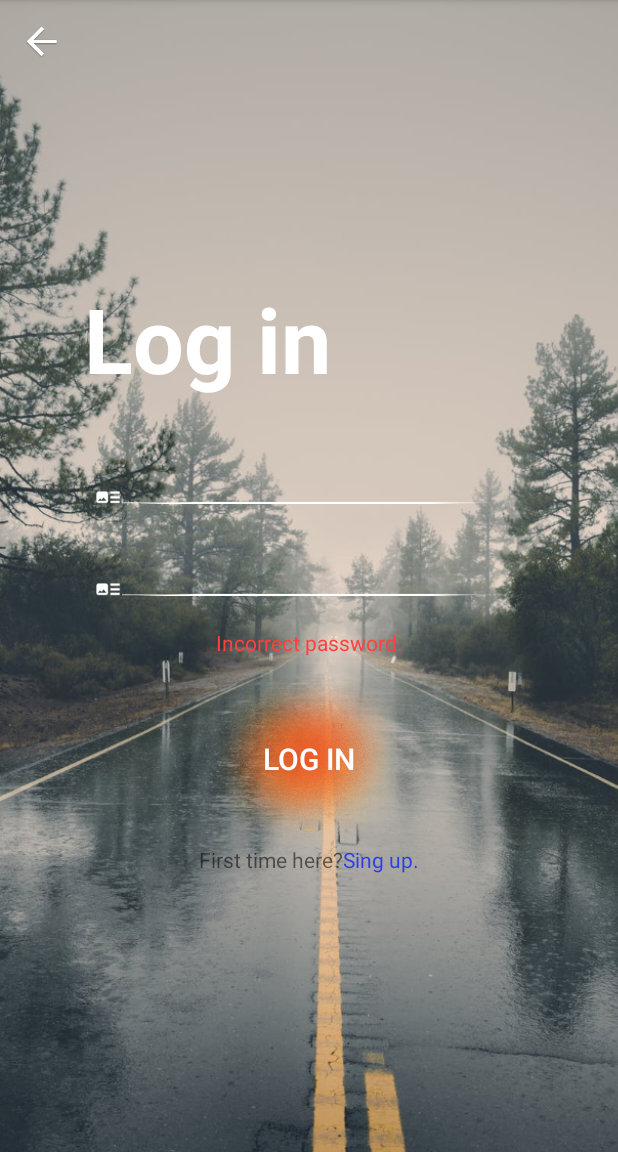
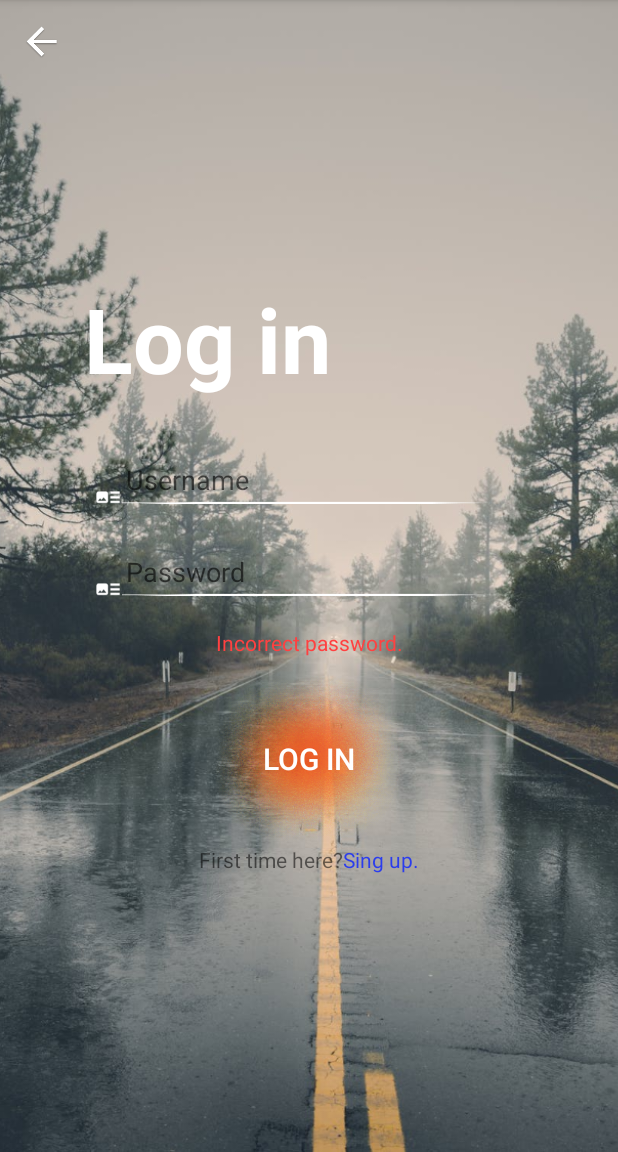
Before and after one commit to aditepDev/lab_Android_UI_v1, an Android app: the screen it shows after launch (MainActivity), on a phone screen of 412 x 824 dp, the part 84-1236 px from its top. Run offline under Robolectric (Android 15) with nearby library versions, the phone set to English and light mode, and no system bars; our stand-ins replace data binding.

Commit message:
lab_ui_v2.1

```diff
--- a/app/src/main/res/layout/activity_main.xml
+++ b/app/src/main/res/layout/activity_main.xml
@@ -14,7 +14,6 @@
             android:scaleType="centerCrop"
             android:src="@drawable/bg_login" />
 
-
         <ImageView
             android:layout_width="35dp"
             android:layout_height="35dp"
@@ -22,16 +21,24 @@
             android:src="@drawable/ic_back" />
 
 
+
+        <ScrollView
+            android:layout_width="match_parent"
+            android:layout_height="match_parent">
+
             <RelativeLayout
                 android:layout_width="match_parent"
                 android:layout_height="match_parent"
                 android:layout_centerInParent="true"
+                android:layout_gravity="center_vertical"
                 android:gravity="center">
+
 
                 <LinearLayout
                     android:layout_width="300dp"
                     android:layout_height="wrap_content"
                     android:orientation="vertical">
+
 
                     <TextView
 
@@ -49,12 +56,14 @@
                         android:layout_height="wrap_content"
                         android:layout_marginBottom="10dp"
                         android:background="@drawable/ic_art_track"
+                        android:hint="@string/username"
                         android:inputType="text" />
 
                     <EditText
                         android:layout_width="match_parent"
                         android:layout_height="wrap_content"
                         android:background="@drawable/ic_art_track"
+                        android:hint="@string/password"
                         android:inputType="textPassword" />
 
 
@@ -96,7 +105,6 @@
                     </RelativeLayout>
                 </LinearLayout>
             </RelativeLayout>
-
+        </ScrollView>
     </RelativeLayout>
-
 </layout>
```
Lines whose indentation alone changed are shown as unchanged.
